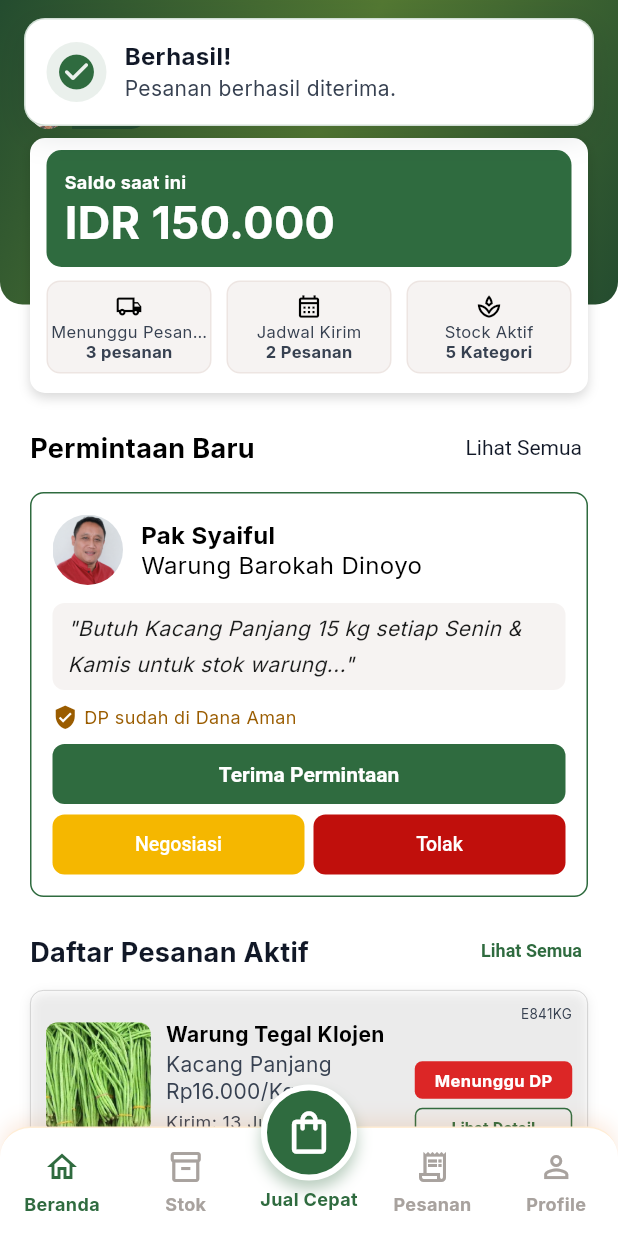
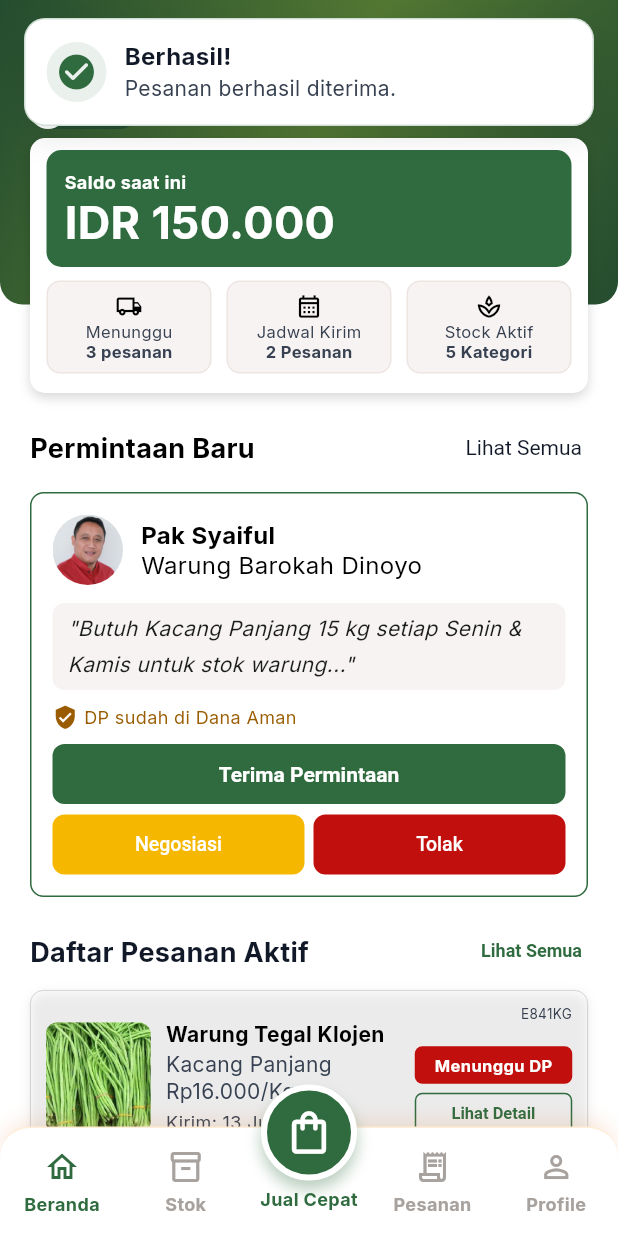
Before and after one commit to ayiinee/panenin, a Flutter app: the FarmerShell screen opened by its route, after a tap on "Terima Permintaan", on a phone screen of 412 x 824 dp. Run offline on Flutter 3.47's test engine with Material 3 defaults, Android fonts, the phone set to English and light mode, and no system bars; our stand-ins replace camera, font_awesome_flutter, supabase_flutter; accounts and stored records are empty; statements that could not run were skipped.

Commit message:
feat: update route names and improve UI components across various screens

```diff
--- a/frontend/lib/app/router/route_names.dart
+++ b/frontend/lib/app/router/route_names.dart
@@ -1,17 +1,23 @@
 abstract final class RouteNames {
-  static const selectRole = '/select-role';
   static const register = '/register';
   static const login = '/login';
+
   static const forgotPassword = '/forgot-password';
   static const resetPassword = '/reset-password';
+
+  static const selectRole = '/select-role';
   static const profile = '/profile';
-  static const buyerHome = '/buyer/home';
-  static const productDetail = '/buyer/products/detail';
+
   static const homePetani = '/beranda';
-  static const farmerProfile = '/petani/profile';
+  static const buyerHome = '/buyer-home';
+
   static const kelolaPesanan = '/kelola-pesanan';
   static const detailPesanan = '/detail-pesanan';
+
   static const stokSaya = '/stok';
   static const fotoJualCepat = '/jual-cepat/foto';
   static const formStok = '/stok/form';
+
+  static const productDetail = '/product-detail';
+  static const farmerProfile = '/farmer-profile';
 }
--- a/frontend/lib/features/home/presentation/widgets/active_orders_section.dart
+++ b/frontend/lib/features/home/presentation/widgets/active_orders_section.dart
@@ -274,6 +274,7 @@
             ),
           ),
         ),
+        const SizedBox(height: 10),
       ],
     );
   }
@@ -356,7 +357,7 @@
   };
 
   Color get statusColor => switch (status) {
-    OrderStatus.awaitingPayment => const Color(0xFFDC2626),
+    OrderStatus.awaitingPayment => AppColors.danger,
     OrderStatus.processing => AppColors.accent,
     OrderStatus.completed => AppColors.primary,
   };
--- a/frontend/lib/features/home/presentation/widgets/farmer_home_header.dart
+++ b/frontend/lib/features/home/presentation/widgets/farmer_home_header.dart
@@ -64,29 +64,29 @@
                 style: TextStyle(color: Colors.white, fontSize: 13),
               ),
               const SizedBox(height: 6),
-              Row(
+              Container(
+                key: const ValueKey('home-guest-pill'),
+                decoration: BoxDecoration(
+                  color: AppColors.primaryDark,
+                  borderRadius: BorderRadius.circular(12),
+                ),
+                child: Row(
+                  mainAxisSize: MainAxisSize.min,
                   children: [
-                  ClipOval(
-                    child: Image.asset(
-                      'assets/images/home/farmer_avatar.png',
-                      width: 24,
-                      height: 24,
-                      fit: BoxFit.cover,
+                    const CircleAvatar(
+                      key: ValueKey('home-guest-avatar'),
+                      radius: 12,
+                      backgroundColor: Colors.white,
+                      child: Icon(
+                        Icons.person_rounded,
+                        size: 17,
+                        color: AppColors.textMuted,
                       ),
                     ),
                     const SizedBox(width: 4),
-                  Container(
-                    padding: const EdgeInsets.symmetric(
-                      horizontal: 6,
-                      vertical: 2,
-                    ),
-                    decoration: const BoxDecoration(
-                      color: AppColors.primaryDark,
-                      borderRadius: BorderRadius.horizontal(
-                        right: Radius.circular(10),
-                      ),
-                    ),
-                    child: const Text(
+                    const Padding(
+                      padding: EdgeInsets.only(right: 6),
+                      child: Text(
                         'Alvin!',
                         style: TextStyle(
                           color: Colors.white,
@@ -97,6 +97,7 @@
                     ),
                   ],
                 ),
+              ),
             ],
           ),
         ),
@@ -104,8 +105,18 @@
           button: true,
           label: 'Buka pesan',
           child: IconButton(
+            key: const ValueKey('home-message-button'),
             onPressed: () {},
-            icon: const Icon(Icons.chat_outlined, color: Colors.white),
+            padding: EdgeInsets.zero,
+            alignment: Alignment.topRight,
+            icon: Transform.translate(
+              offset: const Offset(0, -4),
+              child: const Icon(
+                Icons.chat_outlined,
+                key: ValueKey('home-message-icon'),
+                color: Colors.white,
+              ),
+            ),
             iconSize: 24,
             tooltip: 'Pesan',
           ),
@@ -185,7 +196,7 @@
                 Expanded(
                   child: _SummaryItem(
                     icon: Icons.local_shipping_outlined,
-                    label: 'Menunggu Pesanan',
+                    label: 'Menunggu',
                     value: '3 pesanan',
                   ),
                 ),
--- a/frontend/lib/features/orders/presentation/screens/manage_orders_screen.dart
+++ b/frontend/lib/features/orders/presentation/screens/manage_orders_screen.dart
@@ -193,10 +193,14 @@
               alignment: Alignment.center,
               children: [
                 const Positioned(
-                  left: 100,
-                  right: 100,
+                  left: 0,
+                  right: 0,
                   top: 28,
-                  child: Divider(height: 1, color: AppColors.textMuted),
+                  child: ColoredBox(
+                    key: ValueKey('active-order-progress-line'),
+                    color: AppColors.textMuted,
+                    child: SizedBox(height: 1),
+                  ),
                 ),
                 Row(
                   children: const [
--- a/frontend/lib/features/profile/presentation/screens/farmer_profile_screen.dart
+++ b/frontend/lib/features/profile/presentation/screens/farmer_profile_screen.dart
@@ -251,12 +251,14 @@
       ),
       child: Row(
         children: [
-          ClipOval(
-            child: Image.asset(
-              'assets/images/home/farmer_avatar.png',
-              width: 68,
-              height: 68,
-              fit: BoxFit.cover,
+          const CircleAvatar(
+            key: ValueKey('profile-guest-avatar'),
+            radius: 34,
+            backgroundColor: AppColors.surfaceSubtle,
+            child: Icon(
+              Icons.person_rounded,
+              size: 42,
+              color: AppColors.textMuted,
             ),
           ),
           const SizedBox(width: 16),
--- a/frontend/lib/features/stock/presentation/screens/stock_screen.dart
+++ b/frontend/lib/features/stock/presentation/screens/stock_screen.dart
@@ -324,13 +324,11 @@
                           tooltip: 'Edit ${item.name}',
                           visualDensity: VisualDensity.compact,
                           style: IconButton.styleFrom(
-                            backgroundColor: AppColors.primary.withValues(
-                              alpha: 0.1,
-                            ),
-                            foregroundColor: AppColors.primary,
-                            minimumSize: const Size(40, 40),
+                            foregroundColor: AppColors.textSecondary,
+                            minimumSize: const Size(36, 36),
+                            padding: EdgeInsets.zero,
                           ),
-                          icon: const Icon(Icons.edit_outlined, size: 20),
+                          icon: const Icon(Icons.more_vert_rounded, size: 24),
                         ),
                       ],
                     ),
@@ -338,6 +336,7 @@
                     Row(
                       children: [
                         Expanded(
+                          flex: 9,
                           child: _StockMetric(
                             label: 'Sisa Stok',
                             value: '${item.quantity}${item.unit}',
@@ -345,6 +344,7 @@
                         ),
                         const SizedBox(width: 8),
                         Expanded(
+                          flex: 11,
                           child: _StockMetric(
                             label: 'Harga',
                             value:
@@ -353,6 +353,7 @@
                         ),
                         const SizedBox(width: 8),
                         Expanded(
+                          flex: 10,
                           child: _StockMetric(
                             label: 'Status',
                             value: _statusLabel(status),
@@ -419,20 +420,20 @@
           ? Image.file(
               File(filePath!),
               key: const ValueKey('stock-file-photo'),
-              width: 68,
-              height: 68,
+              width: 76,
+              height: 76,
               fit: BoxFit.cover,
               errorBuilder: (_, _, _) => _placeholder(),
             )
           : assetPath != null
-          ? Image.asset(assetPath!, width: 68, height: 68, fit: BoxFit.cover)
+          ? Image.asset(assetPath!, width: 76, height: 76, fit: BoxFit.cover)
           : _placeholder(),
     );
   }
 
   Widget _placeholder() => Container(
-    width: 68,
-    height: 68,
+    width: 76,
+    height: 76,
     color: AppColors.surfaceSubtle,
     child: const Icon(Icons.eco_outlined, color: AppColors.primary, size: 32),
   );
@@ -459,11 +460,11 @@
         Text(
           label,
           maxLines: 1,
-          style: const TextStyle(fontSize: 11, height: 16 / 11),
+          style: const TextStyle(fontSize: 12, height: 16 / 12),
         ),
         const SizedBox(height: 3),
         Container(
-          height: 25,
+          height: 30,
           alignment: Alignment.center,
           padding: const EdgeInsets.symmetric(horizontal: 4),
           decoration: BoxDecoration(
@@ -476,7 +477,7 @@
               value,
               style: TextStyle(
                 color: color,
-                fontSize: 11,
+                fontSize: 12,
                 fontWeight: FontWeight.w700,
               ),
             ),
```
Also changed, not shown: frontend/pubspec.lock, 2 other files. Lines whose indentation alone changed are shown as unchanged.
